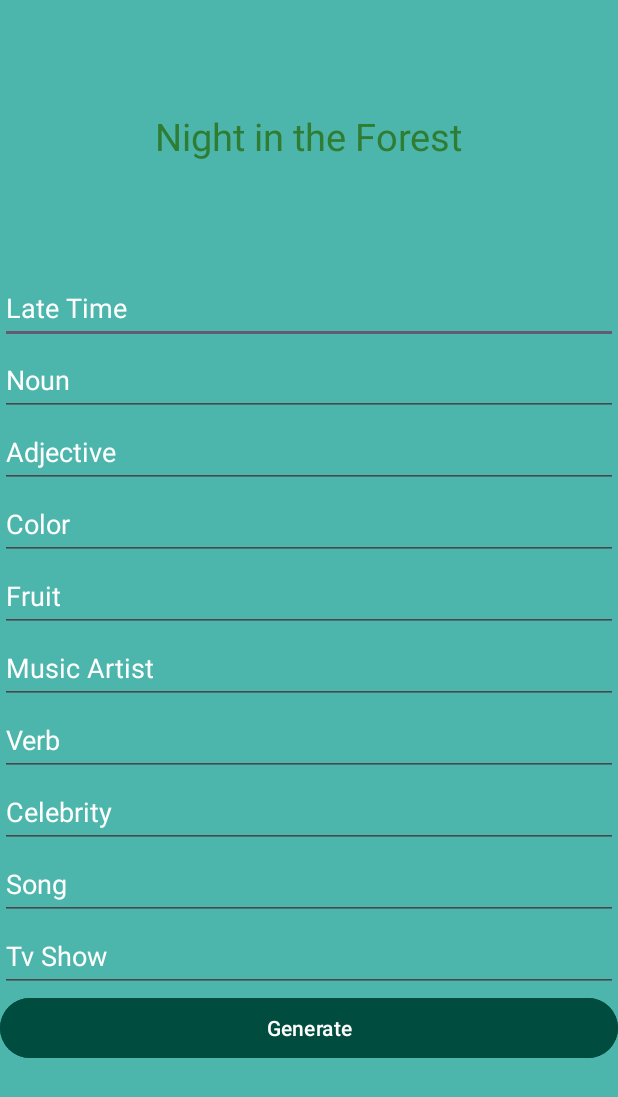
After one commit to ryantburke/PolytechnicMadLibs, an Android app: the MadLibsNightInTheForestActivity screen opened directly, with no data from a screen before it, on a phone screen of 412 x 824 dp. The commit adds this screen. Shown: the top 1097 px of the screen. Run offline under Robolectric (Android 15) with nearby library versions, the phone set to English and light mode, and no system bars.

Commit message:
initial add

```diff
--- a/app/src/main/AndroidManifest.xml
+++ b/app/src/main/AndroidManifest.xml
@@ -27,6 +27,8 @@
         <activity
             android:name=".MadLibStevesDreamDisplayActivity"
             android:exported="false" />
+        <activity android:name="com.poly.madlibs.MadLibsNightInTheForestActivity" />
+        <activity android:name="com.poly.madlibs.MadLibsNightInTheForestDisplayActivity" />
 
     </application>
 
--- a/app/src/main/java/com/poly/madlibs/ChooseMadlibsFragment.java
+++ b/app/src/main/java/com/poly/madlibs/ChooseMadlibsFragment.java
@@ -83,6 +83,7 @@ public class ChooseMadlibsFragment extends Fragment {
         //construct list of madlibs
         madLibsList = new ArrayList<MadLibsModel>();
         madLibsList.add(new MadLibsModel("Steve's Dream","Steve M", new MadLibStevesDreamActivity(), R.drawable.stevesdream_image));
+        madLibsList.add(new MadLibsModel("Night in the Forest","Devian Zendejas", new MadLibsNightInTheForestActivity(), R.drawable.nightintheforest_image));
 
         //set adapter
         MadLibs_RecyclerViewAdapter adapter = new MadLibs_RecyclerViewAdapter(context, madLibsList);
--- /dev/null
+++ b/app/src/main/java/com/poly/madlibs/MadLibsNightInTheForestActivity.java
@@ -0,0 +1,70 @@
+package com.poly.madlibs;
+
+import androidx.appcompat.app.AppCompatActivity;
+
+import android.content.Intent;
+import android.os.Bundle;
+import android.view.View;
+import android.widget.Button;
+import android.widget.EditText;
+
+public class MadLibsNightInTheForestActivity extends AppCompatActivity {
+    EditText etTime;
+    EditText etNoun;
+    EditText etAdjective;
+    EditText etColor;
+    EditText etFruit;
+    EditText etMusicArtist;
+    EditText etVerb;
+    EditText etCelebrity;
+    EditText etSong;
+    EditText etTvShow;
+
+    Button btnNextPage;
+    @Override
+    protected void onCreate(Bundle savedInstanceState) {
+        super.onCreate(savedInstanceState);
+        setContentView(R.layout.madlib_nightintheforest);
+
+        etTime = findViewById(R.id.et_time);
+        etNoun = findViewById(R.id.et_noun);
+        etAdjective = findViewById(R.id.et_adjective);
+        etColor = findViewById(R.id.et_Color);
+        etFruit = findViewById(R.id.et_fruit);
+        etMusicArtist = findViewById(R.id.et_musicArtist);
+        etVerb = findViewById(R.id.et_verb);
+        etCelebrity = findViewById(R.id.et_celebrity);
+        etSong = findViewById(R.id.et_song);
+        etTvShow = findViewById(R.id.et_tvShow);
+        btnNextPage = findViewById(R.id.btn_generatestory);
+
+        Intent secondActivity = new Intent(MadLibsNightInTheForestActivity.this, MadLibsNightInTheForestDisplayActivity.class);
+        String sendThisString = "Whatever string I want to send";
+        String sendThisTo = "The other string I want to send";
+        secondActivity.putExtra("data1",sendThisString);
+        secondActivity.putExtra("data2",sendThisTo);
+        btnNextPage.setOnClickListener(new View.OnClickListener() {
+            @Override
+            public void onClick(View v) {
+                String story = "The Night In The Forest!";
+                story += "\n It was a " + etAdjective.getText() +" night all by yourself. ";
+                story += "\n It was around "+ etTime.getText() +" at night";
+                story += "\n In the distance you hear " + etMusicArtist.getText() + " playing loud, coming from the old " + etColor.getText() + " House. ";
+                story += "\n Behind you, you hear a wierd sound that looks like its coming from a " + etNoun.getText() + ". ";
+                story += "\n You begin to run towards the house when you hit you head on a dangling " + etFruit.getText() + " from the tree right in front of the house. ";
+                story += "\n You walk into the house since it was open and in the living Room there is a video of " + etCelebrity.getText() + " " + etVerb.getText() + ". ";
+                story += "\n You are kind of wierded out since the house is clearly abandoned. In the Video you hear " + etSong.getText() + " playing in the background. ";
+                story += "\n Upstarirs you find a clean couch with a tv that has power. You turn on the tv and sit on the couch. You change the channel to " + etTvShow.getText() + " and watch that for the rest of the night. ";
+                story += "\n In the morning you walk out of the house and eat the " + etFruit.getText() + " that you hit your head on. You walk out of the forest and didn't tell anyone what you found.";
+                secondActivity.putExtra("story",story);
+
+                startActivity(secondActivity);
+            }
+        });
+
+
+    }
+
+
+
+}
--- /dev/null
+++ b/app/src/main/res/drawable/baseline_emoji_emotions_24.xml
@@ -0,0 +1,5 @@
+<vector android:height="24dp" android:tint="#000000"
+    android:viewportHeight="24" android:viewportWidth="24"
+    android:width="24dp" xmlns:android="http://schemas.android.com/apk/res/android">
+    <path android:fillColor="@android:color/white" android:pathData="M11.99,2C6.47,2 2,6.48 2,12c0,5.52 4.47,10 9.99,10C17.52,22 22,17.52 22,12C22,6.48 17.52,2 11.99,2zM8.5,8C9.33,8 10,8.67 10,9.5S9.33,11 8.5,11S7,10.33 7,9.5S7.67,8 8.5,8zM12,18c-2.28,0 -4.22,-1.66 -5,-4h10C16.22,16.34 14.28,18 12,18zM15.5,11c-0.83,0 -1.5,-0.67 -1.5,-1.5S14.67,8 15.5,8S17,8.67 17,9.5S16.33,11 15.5,11z"/>
+</vector>
--- /dev/null
+++ b/app/src/main/res/layout/madlib_nightintheforest.xml
@@ -0,0 +1,178 @@
+<?xml version="1.0" encoding="utf-8"?>
+<androidx.constraintlayout.widget.ConstraintLayout xmlns:android="http://schemas.android.com/apk/res/android"
+    xmlns:app="http://schemas.android.com/apk/res-auto"
+    xmlns:tools="http://schemas.android.com/tools"
+    android:background="@color/nightintheforest_bg"
+    android:layout_width="match_parent"
+    android:layout_height="match_parent"
+    tools:context=".MadLibsNightInTheForestActivity">
+
+
+    <TextView
+        android:layout_width="wrap_content"
+        android:layout_height="wrap_content" android:text="Night in the Forest"
+        android:textSize="25sp"
+        android:textColor="@color/nightintheforest_txt_title"
+        app:layout_constraintBottom_toTopOf="@+id/guideline2"
+        app:layout_constraintEnd_toEndOf="parent"
+        app:layout_constraintStart_toStartOf="parent"
+        app:layout_constraintTop_toTopOf="parent" />
+
+    <androidx.constraintlayout.widget.Guideline
+        android:id="@+id/guideline2"
+        android:layout_width="wrap_content"
+        android:layout_height="wrap_content"
+        android:orientation="horizontal"
+        app:layout_constraintGuide_end="643dp" />
+
+    <androidx.constraintlayout.widget.Guideline
+        android:id="@+id/guideline3"
+        android:layout_width="wrap_content"
+        android:layout_height="wrap_content"
+        android:orientation="horizontal"
+        app:layout_constraintGuide_end="2dp" />
+
+    <androidx.constraintlayout.widget.Guideline
+        android:id="@+id/guideline4"
+        android:layout_width="wrap_content"
+        android:layout_height="wrap_content"
+        android:orientation="vertical"
+        app:layout_constraintGuide_begin="-17dp" />
+
+    <androidx.constraintlayout.widget.Guideline
+        android:id="@+id/guideline5"
+        android:layout_width="wrap_content"
+        android:layout_height="wrap_content"
+        android:orientation="vertical"
+        app:layout_constraintGuide_begin="415dp" />
+
+    <LinearLayout
+        android:layout_width="match_parent"
+        android:layout_height="0dp"
+        android:orientation="vertical"
+        app:layout_constraintBottom_toTopOf="@+id/guideline3"
+        app:layout_constraintEnd_toStartOf="@+id/guideline5"
+        app:layout_constraintHorizontal_bias="0.0"
+        app:layout_constraintStart_toStartOf="@+id/guideline4"
+        app:layout_constraintTop_toTopOf="@+id/guideline2"
+        app:layout_constraintVertical_bias="0.0">
+
+        <EditText
+            android:id="@+id/et_time"
+            android:layout_width="match_parent"
+            android:layout_height="wrap_content"
+            android:ems="10"
+            android:hint="Late Time"
+            android:inputType="time"
+            android:minHeight="48dp"
+            android:textColor="@color/nightintheforest_txt"
+            android:textColorHint="@color/nightintheforest_txt_hint" />
+
+        <EditText
+            android:id="@+id/et_noun"
+            android:layout_width="match_parent"
+            android:layout_height="wrap_content"
+            android:ems="10"
+            android:hint="Noun"
+            android:inputType="text"
+            android:minHeight="48dp"
+            android:textColor="@color/nightintheforest_txt"
+            android:textColorHint="@color/nightintheforest_txt_hint" />
+
+        <EditText
+            android:id="@+id/et_adjective"
+            android:layout_width="match_parent"
+            android:layout_height="wrap_content"
+            android:ems="10"
+            android:hint="Adjective"
+            android:inputType="text"
+            android:minHeight="48dp"
+            android:textColor="@color/nightintheforest_txt"
+            android:textColorHint="@color/nightintheforest_txt_hint" />
+
+        <EditText
+            android:id="@+id/et_Color"
+            android:layout_width="match_parent"
+            android:layout_height="wrap_content"
+            android:ems="10"
+            android:hint="Color"
+            android:inputType="text"
+            android:minHeight="48dp"
+            android:textColor="@color/nightintheforest_txt"
+            android:textColorHint="@color/nightintheforest_txt_hint" />
+
+        <EditText
+            android:id="@+id/et_fruit"
+            android:layout_width="match_parent"
+            android:layout_height="wrap_content"
+            android:ems="10"
+            android:hint="Fruit"
+            android:inputType="text"
+            android:minHeight="48dp"
+            android:textColor="@color/nightintheforest_txt"
+            android:textColorHint="@color/nightintheforest_txt_hint" />
+
+        <EditText
+            android:id="@+id/et_musicArtist"
+            android:layout_width="match_parent"
+            android:layout_height="wrap_content"
+            android:ems="10"
+            android:hint="Music Artist"
+            android:inputType="text"
+            android:minHeight="48dp"
+            android:textColor="@color/nightintheforest_txt"
+            android:textColorHint="@color/nightintheforest_txt_hint" />
+
+        <EditText
+            android:id="@+id/et_verb"
+            android:layout_width="match_parent"
+            android:layout_height="wrap_content"
+            android:ems="10"
+            android:hint="Verb"
+            android:inputType="text"
+            android:minHeight="48dp"
+            android:textColor="@color/nightintheforest_txt"
+            android:textColorHint="@color/nightintheforest_txt_hint" />
+
+        <EditText
+            android:id="@+id/et_celebrity"
+            android:layout_width="match_parent"
+            android:layout_height="wrap_content"
+            android:ems="10"
+            android:hint="Celebrity"
+            android:inputType="text"
+            android:minHeight="48dp"
+            android:textColor="@color/nightintheforest_txt"
+            android:textColorHint="@color/nightintheforest_txt_hint" />
+
+        <EditText
+            android:id="@+id/et_song"
+            android:layout_width="match_parent"
+            android:layout_height="wrap_content"
+            android:ems="10"
+            android:hint="Song"
+            android:inputType="text"
+            android:minHeight="48dp"
+            android:textColor="@color/nightintheforest_txt"
+            android:textColorHint="@color/nightintheforest_txt_hint" />
+
+        <EditText
+            android:id="@+id/et_tvShow"
+            android:layout_width="match_parent"
+            android:layout_height="wrap_content"
+            android:ems="10"
+            android:hint="Tv Show"
+            android:inputType="text"
+            android:minHeight="48dp"
+            android:textColor="@color/nightintheforest_txt"
+            android:textColorHint="@color/nightintheforest_txt_hint" />
+
+        <Button
+            android:id="@+id/btn_generatestory"
+            android:layout_width="match_parent"
+            android:layout_height="wrap_content"
+            android:backgroundTint="@color/nightintheforest_bg_btn"
+            android:text="Generate" />
+    </LinearLayout>
+
+</androidx.constraintlayout.widget.ConstraintLayout>
--- a/app/src/main/res/values/colors.xml
+++ b/app/src/main/res/values/colors.xml
@@ -12,5 +12,11 @@
     <color name="stevesdream_hint_txt">#0B040B</color>
     <color name="stevesdream_btn_txt">#314AA3</color>
     <color name="stevesdream_btn_bg">#04040B</color>
+    <color name="nightintheforest_txt_title">#2E7D32</color>
+    <color name="nightintheforest_bg">#4DB6AC</color>
+    <color name="nightintheforest_bg_btn">#004D40</color>
+    <color name="nightintheforest_txt_btn">#FFFFFFFF</color>
+    <color name="nightintheforest_txt_hint">#FFFFFF</color>
+    <color name="nightintheforest_txt">#FFFFFF</color>
 
 </resources>
```
Also changed, not shown: app/src/main/java/com/poly/madlibs/MadLibsNightInTheForestDisplayActivity.java (added, +25 -0 lines), app/src/main/res/layout/madlib_nightintheforest_display.xml (added, +68 -0 lines), app/src/main/res/drawable/nightintheforest_image.webp (added).
